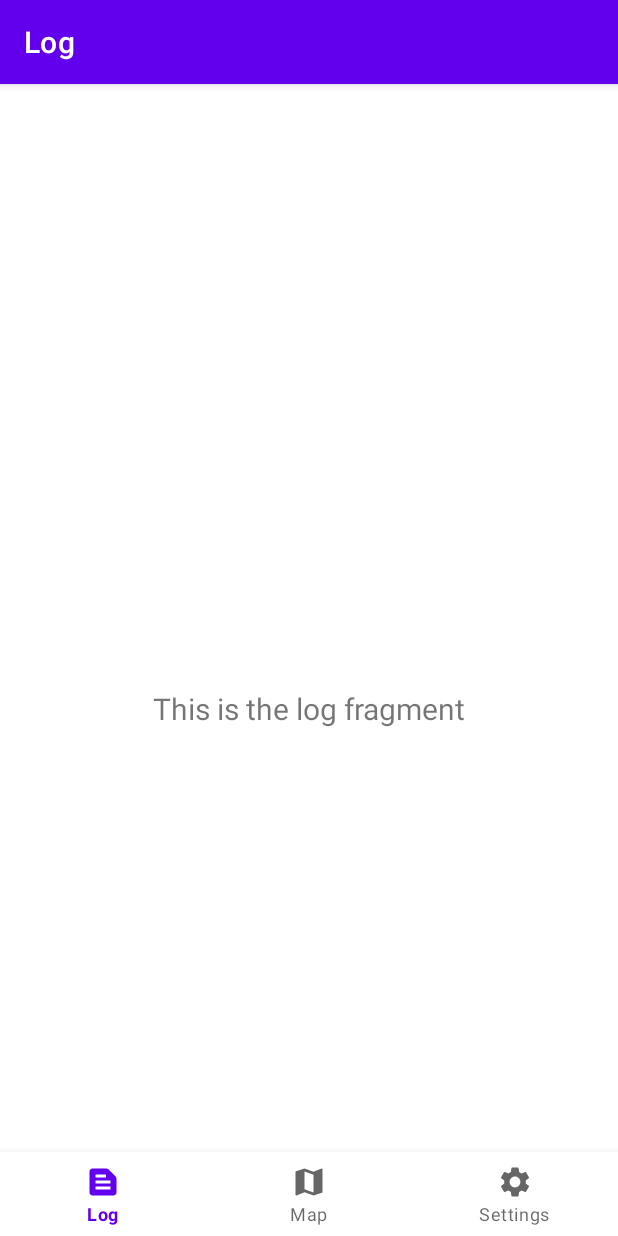
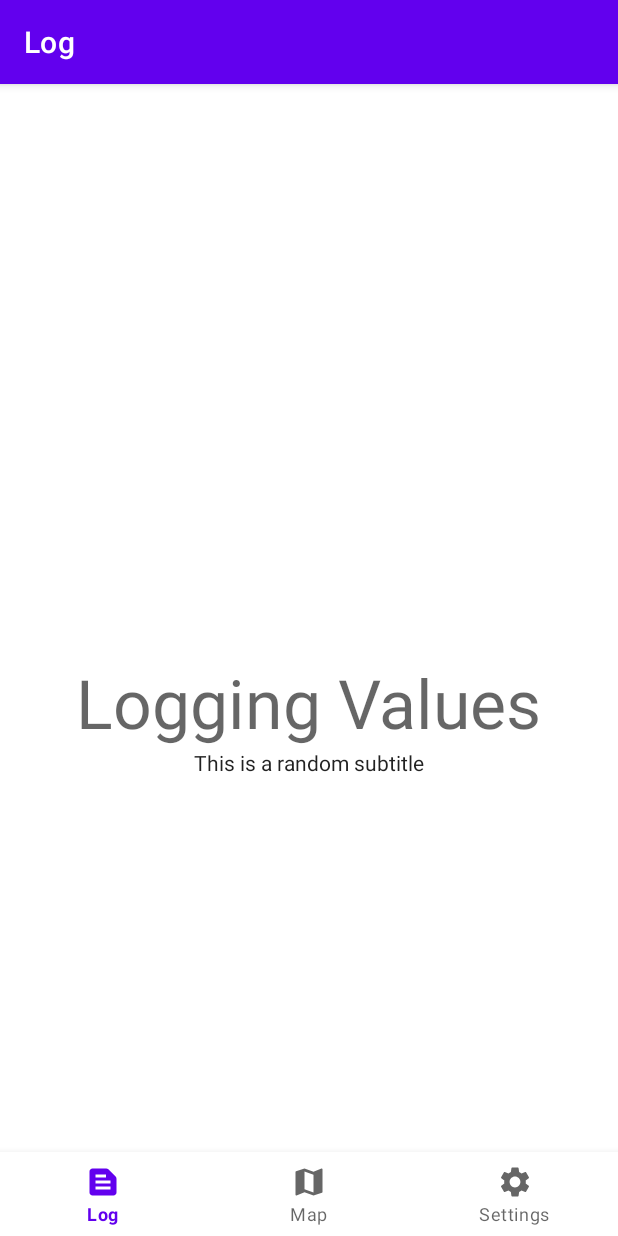
Before and after one commit to hawonp/gnss_dr, an Android app: the LogFragment screen opened through its navigation route, on a phone screen of 412 x 824 dp. Run offline under Robolectric (Android 15) with nearby library versions, the phone set to English and light mode, and no system bars; our stand-ins replace navigation-ui.

Commit message:
UI Update

```diff
--- a/app/src/main/java/com/ai2s_lab/gnss_dr/ui/log/LogFragment.java
+++ b/app/src/main/java/com/ai2s_lab/gnss_dr/ui/log/LogFragment.java
@@ -16,24 +16,31 @@ import com.ai2s_lab.gnss_dr.databinding.FragmentLogBinding;
 
 public class LogFragment extends Fragment {
 
-    private LogViewModel homeViewModel;
+    private LogViewModel logViewModel;
     private FragmentLogBinding binding;
 
     public View onCreateView(@NonNull LayoutInflater inflater,
                              ViewGroup container, Bundle savedInstanceState) {
-        homeViewModel =
-                new ViewModelProvider(this).get(LogViewModel.class);
+        logViewModel = new ViewModelProvider(this).get(LogViewModel.class);
 
         binding = FragmentLogBinding.inflate(inflater, container, false);
         View root = binding.getRoot();
 
-        final TextView textView = binding.textHome;
-        homeViewModel.getText().observe(getViewLifecycleOwner(), new Observer<String>() {
-            @Override
-            public void onChanged(@Nullable String s) {
-                textView.setText(s);
-            }
+        // import UI items
+        final TextView text_title = binding.textLogTitle;
+        final TextView text_subtitle = binding.textLogSubtitle;
+
+
+
+        logViewModel.getTitle().observe(getViewLifecycleOwner(), s -> {
+            text_title.setText(s);
         });
+
+        logViewModel.getSubtitle().observe(getViewLifecycleOwner(), s -> {
+            text_subtitle.setText(s);
+        });
+
+
         return root;
     }
 
--- a/app/src/main/java/com/ai2s_lab/gnss_dr/ui/log/LogViewModel.java
+++ b/app/src/main/java/com/ai2s_lab/gnss_dr/ui/log/LogViewModel.java
@@ -1,4 +1,6 @@
 package com.ai2s_lab.gnss_dr.ui.log;
+
+import android.widget.TextView;
 
 import androidx.lifecycle.LiveData;
 import androidx.lifecycle.MutableLiveData;
@@ -8,12 +10,24 @@ public class LogViewModel extends ViewModel {
 
     private MutableLiveData<String> mText;
 
+    private MutableLiveData<String> text_title;
+    private MutableLiveData<String> text_subtitle;
+
     public LogViewModel() {
-        mText = new MutableLiveData<>();
-        mText.setValue("This is the log fragment");
+//        mText = new MutableLiveData<>();
+//        mText.setValue("This is the log fragment");
+        text_title = new MutableLiveData<>();
+        text_subtitle = new MutableLiveData<>();
+
+        text_title.setValue("Logging Values");
+        text_subtitle.setValue("This is a random subtitle");
+
     }
 
-    public LiveData<String> getText() {
-        return mText;
+
+    public LiveData<String> getTitle() {
+        return text_title;
     }
+
+    public LiveData<String> getSubtitle() { return text_subtitle; }
 }
--- a/app/src/main/res/layout/fragment_log.xml
+++ b/app/src/main/res/layout/fragment_log.xml
@@ -7,16 +7,23 @@
     tools:context=".ui.log.LogFragment">
 
     <TextView
-        android:id="@+id/text_home"
-        android:layout_width="match_parent"
+        android:id="@+id/text_log_title"
+        android:layout_width="wrap_content"
         android:layout_height="wrap_content"
-        android:layout_marginStart="8dp"
-        android:layout_marginTop="8dp"
-        android:layout_marginEnd="8dp"
-        android:textAlignment="center"
-        android:textSize="20sp"
+        android:text="@string/title"
+        android:textAppearance="@style/TextAppearance.AppCompat.Display2"
         app:layout_constraintBottom_toBottomOf="parent"
         app:layout_constraintEnd_toEndOf="parent"
         app:layout_constraintStart_toStartOf="parent"
         app:layout_constraintTop_toTopOf="parent" />
+
+    <TextView
+        android:id="@+id/text_log_subtitle"
+        android:layout_width="wrap_content"
+        android:layout_height="wrap_content"
+        android:text="@string/subtitle"
+        android:textAppearance="@style/TextAppearance.AppCompat.Body1"
+        app:layout_constraintEnd_toEndOf="parent"
+        app:layout_constraintStart_toStartOf="parent"
+        app:layout_constraintTop_toBottomOf="@+id/text_log_title" />
 </androidx.constraintlayout.widget.ConstraintLayout>
```
